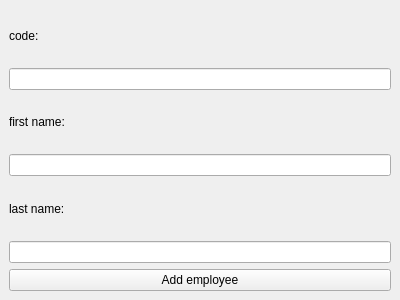
This is src/app/ui/add_employee.ui in TIS2023-FMFI/pracovne-instrukcie as Qt 5 draws it before an edit. The edited form follows.
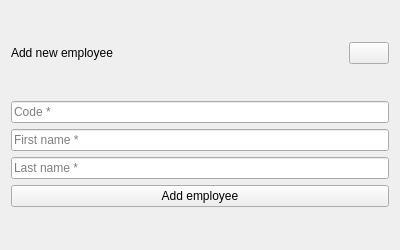
This is the edited form. Icons and pictures are not drawn.

Commit message: create add employee widget class

What changed in the file:
```diff
--- a/src/app/ui/add_employee.ui
+++ b/src/app/ui/add_employee.ui
@@ -1,59 +1,77 @@
 <?xml version="1.0" encoding="UTF-8"?>
 <ui version="4.0">
- <class>add_employee</class>
- <widget class="QMainWindow" name="NewWindow">
+ <class>Form</class>
+ <widget class="QWidget" name="Form">
   <property name="geometry">
    <rect>
     <x>0</x>
     <y>0</y>
     <width>400</width>
-    <height>300</height>
+    <height>250</height>
    </rect>
   </property>
   <property name="windowTitle">
    <string>New Window</string>
   </property>
-  <widget class="QWidget" name="centralwidget">
+  <layout class="QVBoxLayout" name="verticalLayout_2">
+   <item>
+    <layout class="QHBoxLayout" name="titleBar">
+     <item>
+      <widget class="QLabel" name="title">
+       <property name="text">
+        <string>Add new employee</string>
+       </property>
+      </widget>
+     </item>
+     <item>
+      <spacer name="horizontalSpacer">
+       <property name="orientation">
+        <enum>Qt::Horizontal</enum>
+       </property>
+       <property name="sizeHint" stdset="0">
+        <size>
+         <width>40</width>
+         <height>20</height>
+        </size>
+       </property>
+      </spacer>
+     </item>
+     <item>
+      <widget class="QPushButton" name="close_button">
+       <property name="text">
+        <string/>
+       </property>
+       <property name="icon">
+        <iconset>
+         <normaloff>close.png</normaloff>close.png</iconset>
+       </property>
+      </widget>
+     </item>
+    </layout>
+   </item>
+   <item>
    <layout class="QVBoxLayout" name="verticalLayout">
-    <item>
-     <widget class="QLabel" name="label">
-      <property name="text">
-       <string>code:</string>
-      </property>
-     </widget>
-    </item>
     <item>
      <widget class="QLineEdit" name="code">
-      <property name="objectName">
-       <string>code</string>
-      </property>
-     </widget>
-    </item>
-    <item>
-     <widget class="QLabel" name="label_2">
-      <property name="text">
-       <string>first name:</string>
+       <property name="placeholderText">
+        <string>Code *</string>
       </property>
      </widget>
     </item>
     <item>
      <widget class="QLineEdit" name="first_name">
-      <property name="objectName">
-       <string>first_name</string>
-      </property>
-     </widget>
-    </item>
-    <item>
-     <widget class="QLabel" name="label_2">
-      <property name="text">
-       <string>last name:</string>
+       <property name="placeholderText">
+        <string>First name *</string>
       </property>
      </widget>
     </item>
     <item>
      <widget class="QLineEdit" name="last_name">
-      <property name="objectName">
-       <string>name</string>
+       <property name="text">
+        <string/>
+       </property>
+       <property name="placeholderText">
+        <string>Last name *</string>
       </property>
      </widget>
     </item>
@@ -65,7 +83,8 @@
      </widget>
     </item>
    </layout>
-  </widget>
+   </item>
+  </layout>
  </widget>
  <resources/>
  <connections/>
```
Lines whose indentation alone changed are shown as unchanged. The commit also changes 2 other files.
